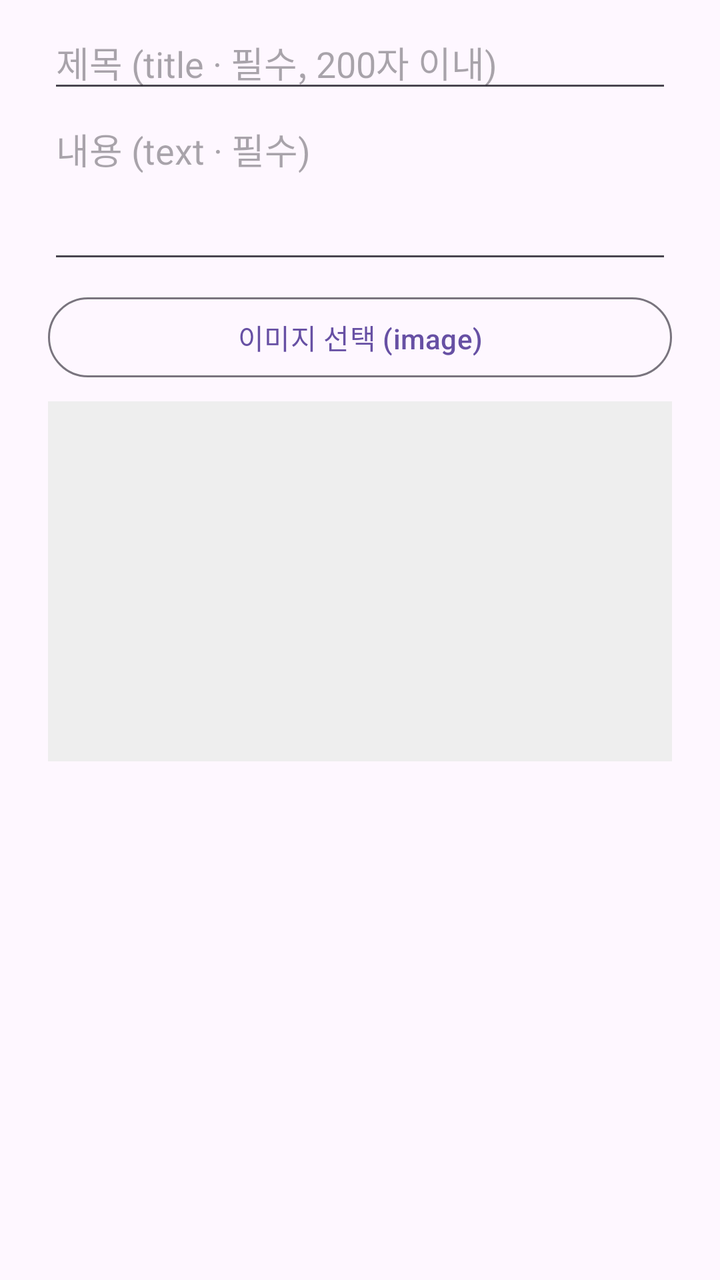
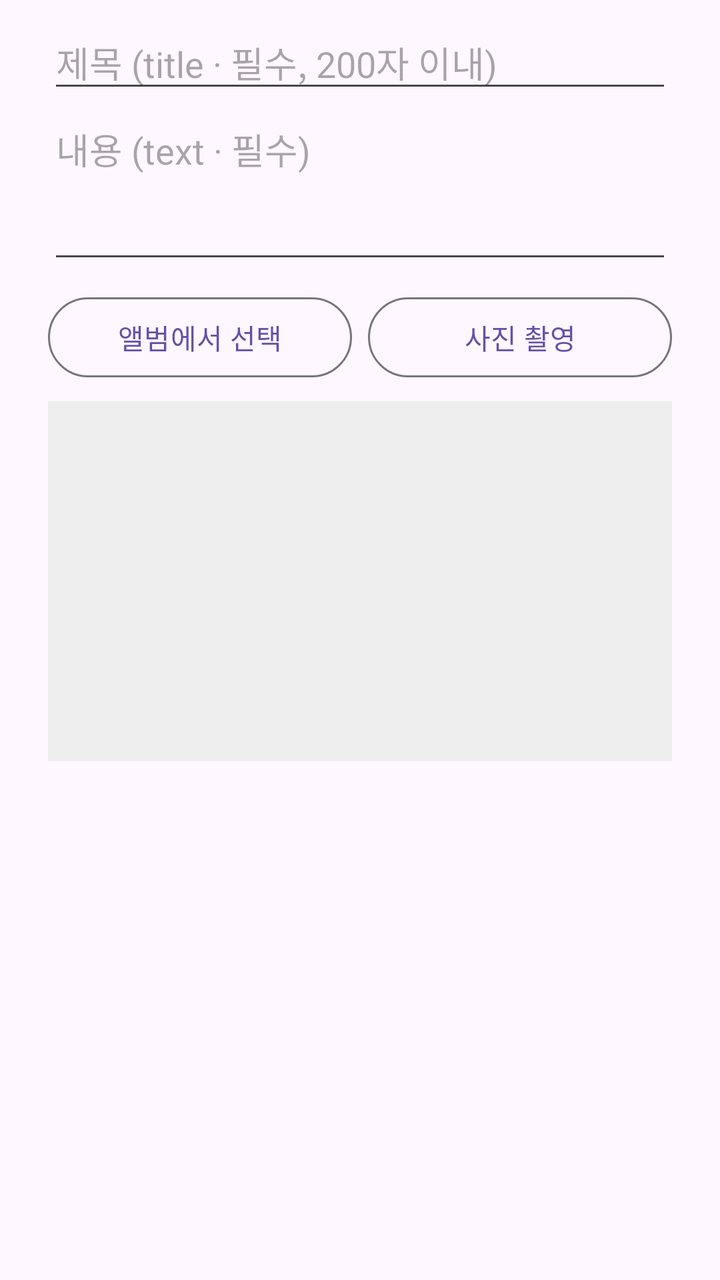

An Android layout rendered at two revisions. The XML below is the earlier revision; the diff shows what the commit changed to produce the second picture.
<!-- AndroidManifest.xml: application theme AppTheme -->
<!-- res/layout/dialog_upload.xml -->
<?xml version="1.0" encoding="utf-8"?>
<ScrollView xmlns:android="http://schemas.android.com/apk/res/android"
    android:layout_width="match_parent"
    android:layout_height="wrap_content">

    <LinearLayout
        android:layout_width="match_parent"
        android:layout_height="wrap_content"
        android:orientation="vertical"
        android:paddingHorizontal="24dp"
        android:paddingTop="8dp">

        <EditText
            android:id="@+id/editTitle"
            android:layout_width="match_parent"
            android:layout_height="wrap_content"
            android:hint="제목 (title · 필수, 200자 이내)"
            android:importantForAutofill="no"
            android:inputType="text"
            android:maxLength="200" />

        <EditText
            android:id="@+id/editText"
            android:layout_width="match_parent"
            android:layout_height="wrap_content"
            android:gravity="top"
            android:hint="내용 (text · 필수)"
            android:importantForAutofill="no"
            android:inputType="textMultiLine"
            android:minLines="3" />

        <Button
            android:id="@+id/btnPickImage"
            style="@style/Widget.Material3.Button.OutlinedButton"
            android:layout_width="match_parent"
            android:layout_height="wrap_content"
            android:layout_marginTop="8dp"
            android:text="이미지 선택 (image)" />

        <ImageView
            android:id="@+id/imagePreview"
            android:layout_width="match_parent"
            android:layout_height="180dp"
            android:layout_marginTop="8dp"
            android:background="#EEEEEE"
            android:contentDescription="@null"
            android:scaleType="centerCrop" />
    </LinearLayout>
</ScrollView>
<!-- resources referenced by this layout -->
<resources>
  <style name="AppTheme" parent="Theme.Material3.Light.NoActionBar">
          <item name="colorPrimary">#6750A4</item>
      </style>
</resources>

<!-- the commit's change to res/layout/dialog_upload.xml (unified diff, before → after) -->
@@ -29,13 +29,31 @@
             android:inputType="textMultiLine"
             android:minLines="3" />
 
-        <Button
-            android:id="@+id/btnPickImage"
-            style="@style/Widget.Material3.Button.OutlinedButton"
+        <LinearLayout
             android:layout_width="match_parent"
             android:layout_height="wrap_content"
             android:layout_marginTop="8dp"
-            android:text="이미지 선택 (image)" />
+            android:orientation="horizontal">
+
+            <Button
+                android:id="@+id/btnPickImage"
+                style="@style/Widget.Material3.Button.OutlinedButton"
+                android:layout_width="0dp"
+                android:layout_height="wrap_content"
+                android:layout_marginEnd="4dp"
+                android:layout_weight="1"
+                android:text="앨범에서 선택" />
+
+            
+            <Button
+                android:id="@+id/btnTakePhoto"
+                style="@style/Widget.Material3.Button.OutlinedButton"
+                android:layout_width="0dp"
+                android:layout_height="wrap_content"
+                android:layout_marginStart="4dp"
+                android:layout_weight="1"
+                android:text="사진 촬영" />
+        </LinearLayout>
 
         <ImageView
             android:id="@+id/imagePreview"
